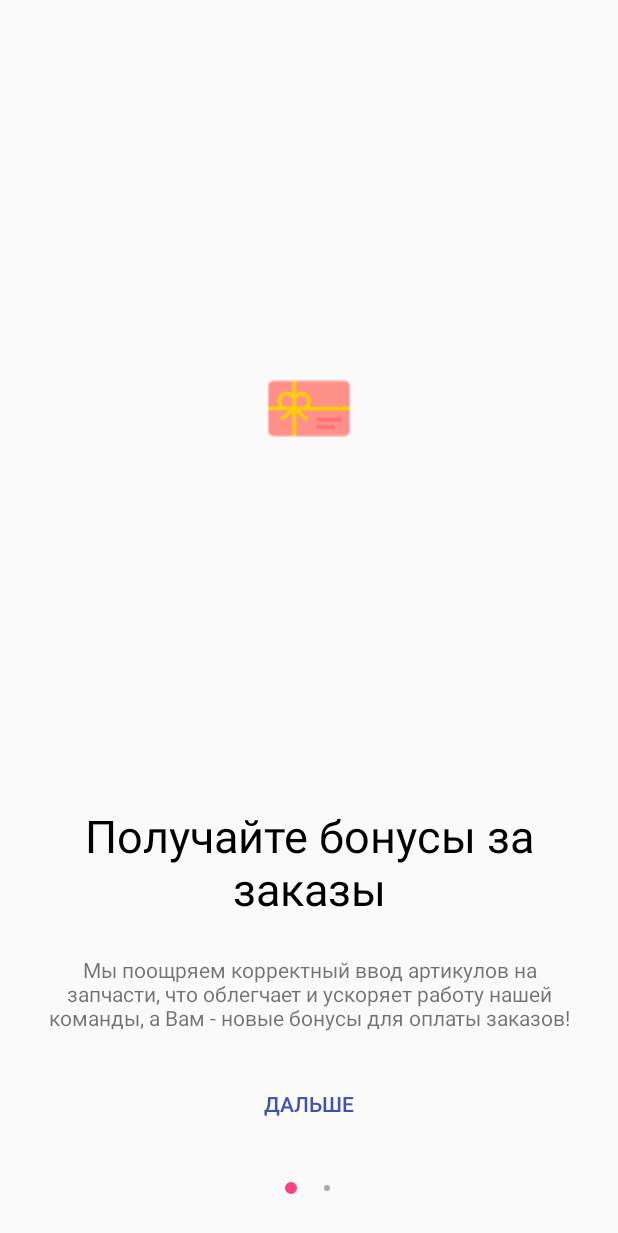
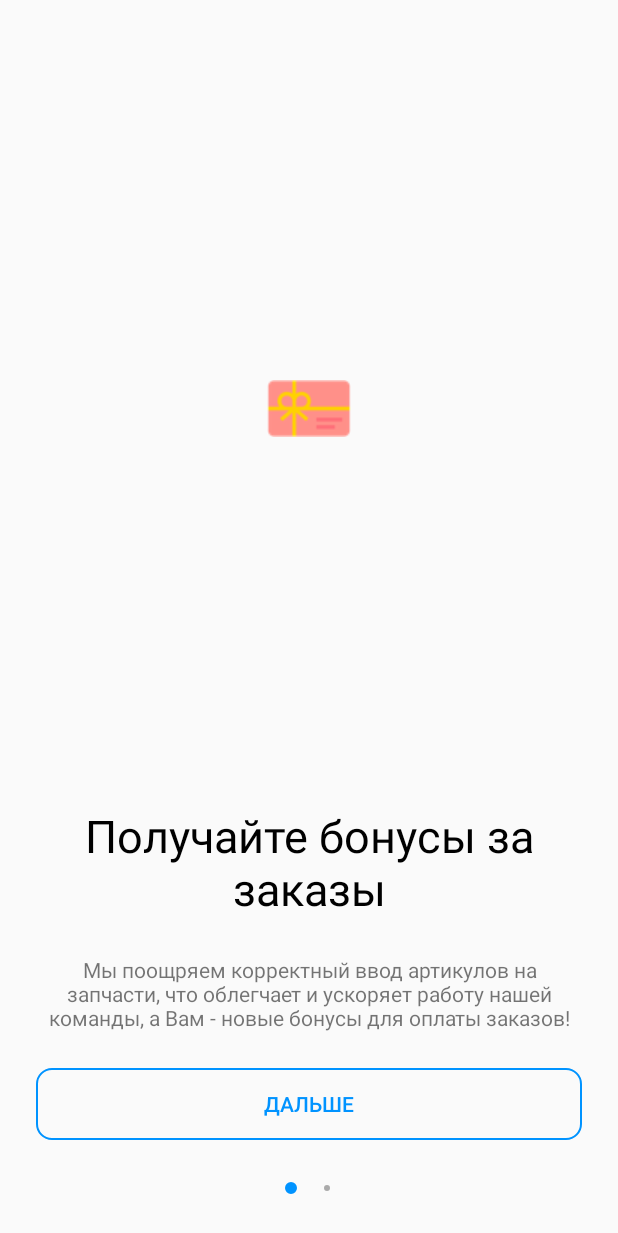
Before and after one commit to whitejoker87/EasyCar, an Android app: the screen it shows after launch (MainActivity), on a phone screen of 412 x 824 dp. Shown: the top 1233 px of the screen. Run offline under Robolectric (Android 15) with nearby library versions, the phone set to English and light mode, and no system bars; our stand-ins replace ButterKnife.

Commit message:
Экран обучения.Все готово.

```diff
--- /dev/null
+++ b/app/src/main/res/drawable/btn_slide.xml
@@ -0,0 +1,8 @@
+<?xml version="1.0" encoding="utf-8"?>
+<shape xmlns:android="http://schemas.android.com/apk/res/android"
+    android:shape="rectangle">
+    <corners android:radius="10dp" />
+    <stroke
+        android:width="1dip"
+        android:color="@color/colorPrimary" />
+</shape>
--- a/app/src/main/res/drawable/tab_indicator_selected.xml
+++ b/app/src/main/res/drawable/tab_indicator_selected.xml
@@ -4,5 +4,5 @@
     android:shape="ring"
     android:thickness="4dp"
     android:useLevel="false">
-    <solid android:color="@color/colorAccent"/>
+    <solid android:color="@color/colorPrimary"/>
 </shape>
--- a/app/src/main/res/layout/slide_details.xml
+++ b/app/src/main/res/layout/slide_details.xml
@@ -56,8 +56,8 @@
         android:layout_marginStart="16dp"
         android:layout_marginEnd="16dp"
         android:text="Button"
+        android:background="@drawable/btn_slide"
         android:textColor="@color/colorPrimary"
-        android:textColorLink="@color/colorPrimary"
         app:layout_constraintBottom_toBottomOf="parent"
         app:layout_constraintEnd_toEndOf="parent"
         app:layout_constraintStart_toStartOf="parent" />
--- a/app/src/main/res/values/colors.xml
+++ b/app/src/main/res/values/colors.xml
@@ -1,6 +1,6 @@
 <?xml version="1.0" encoding="utf-8"?>
 <resources>
-    <color name="colorPrimary">#3f51b5</color>
+    <color name="colorPrimary">#0093ff</color>
     <color name="colorPrimaryDark">#303F9F</color>
     <color name="colorAccent">#FF4081</color>
 </resources>
```
Also changed, not shown: app/src/main/res/layout/fragment_login.xml (+14 -4 lines).
